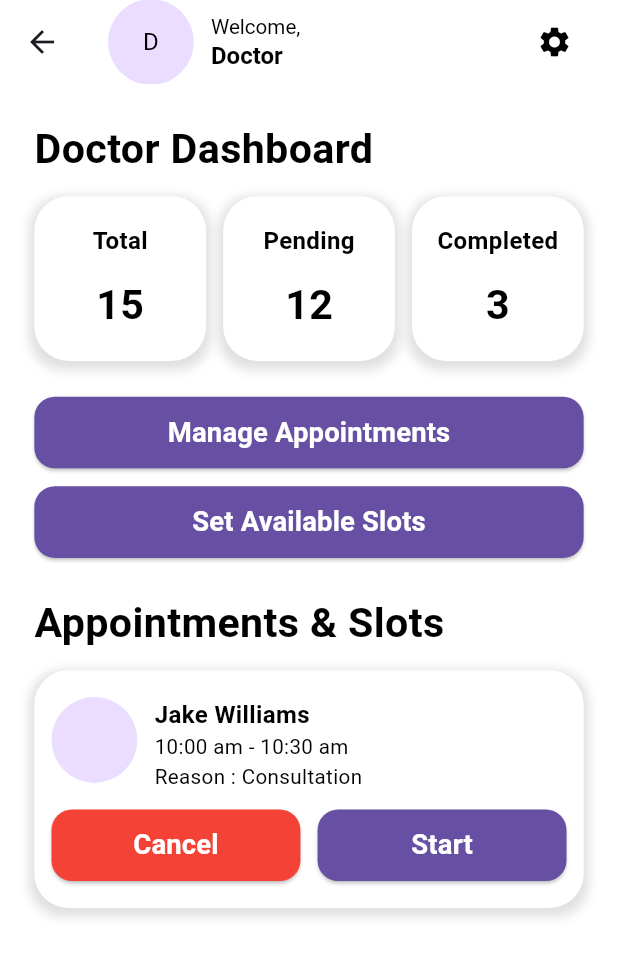
After one commit to VigneshJagannadhan/slot_booking_app, a Flutter app: the DoctorHomeScreen screen opened by its route, on a phone screen of 412 x 824 dp. The commit adds this screen. Shown: the top 957 px of the screen. Run offline on Flutter 3.47's test engine with Material 3 defaults, Android fonts, the phone set to English and light mode, and no system bars; our stand-ins replace connectivity_plus, dio, equatable, flutter_bloc, flutter_dotenv, flutter_screenutil and 5 more; accounts and stored records are empty; project files that could hold a hidden picture were left out.

Commit message:
splitting the home screen

```diff
--- a/lib/core/routes/app_routes.dart
+++ b/lib/core/routes/app_routes.dart
@@ -2,6 +2,8 @@ import 'package:flutter/material.dart';
 import 'package:slot_booking_app/features/auth/presentation/screens/register_screen.dart';
 import 'package:slot_booking_app/features/auth/presentation/screens/splash_screen.dart';
 import 'package:slot_booking_app/features/home/presentation/screens/home_screen.dart';
+import 'package:slot_booking_app/features/home/presentation/screens/doctor_home_screen.dart';
+import 'package:slot_booking_app/features/home/presentation/screens/user_home_screen.dart';
 
 class AppRoutes {
   static getInitialRoute() {
@@ -13,5 +15,7 @@ class AppRoutes {
     SplashScreen.route: (context) => const SplashScreen(),
     RegisterScreen.route: (context) => const RegisterScreen(),
     HomeScreen.route: (context) => const HomeScreen(),
+    DoctorHomeScreen.route: (context) => const DoctorHomeScreen(),
+    UserHomeScreen.route: (context) => const UserHomeScreen(),
   };
 }
--- a/lib/features/auth/data/repositories/auth_repository.dart
+++ b/lib/features/auth/data/repositories/auth_repository.dart
@@ -1,5 +1,6 @@
 import 'package:fpdart/fpdart.dart';
 import 'package:slot_booking_app/features/auth/domain/entities/token_entity.dart';
+import 'package:slot_booking_app/features/auth/domain/entities/user_entity.dart';
 import 'package:slot_booking_app/utils/app_exceptions.dart';
 
 abstract class AuthRepository {
@@ -11,4 +12,6 @@ abstract class AuthRepository {
     bool isDoctor,
     String hospital,
   );
+
+  Future<Either<Failure, UserEntity>> getUser();
 }
--- /dev/null
+++ b/lib/features/auth/domain/entities/user_entity.dart
@@ -0,0 +1,28 @@
+class UserEntity {
+  final String? id;
+  final String? name;
+  final String? email;
+  final String? role;
+  final bool? isDoctor;
+  final String? hospitalOrClinic;
+
+  UserEntity({
+    this.id,
+    this.name,
+    this.email,
+    this.role,
+    this.isDoctor,
+    this.hospitalOrClinic,
+  });
+
+  factory UserEntity.fromJson(Map<String, dynamic> json) {
+    return UserEntity(
+      id: json['id'],
+      name: json['name'],
+      email: json['email'],
+      role: json['role'],
+      isDoctor: json['isDoctor'],
+      hospitalOrClinic: json['hospitalOrClinic'],
+    );
+  }
+}
--- /dev/null
+++ b/lib/features/auth/domain/usecases/get_user_usecase.dart
@@ -0,0 +1,14 @@
+import 'package:fpdart/fpdart.dart';
+import 'package:slot_booking_app/features/auth/data/repositories/auth_repository.dart';
+import 'package:slot_booking_app/features/auth/domain/entities/user_entity.dart';
+import 'package:slot_booking_app/utils/app_exceptions.dart';
+
+class GetUserUseCase {
+  final AuthRepository repository;
+
+  GetUserUseCase({required this.repository});
+
+  Future<Either<Failure, UserEntity>> call() async {
+    return await repository.getUser();
+  }
+}
--- a/lib/features/auth/presentation/bloc/auth_bloc.dart
+++ b/lib/features/auth/presentation/bloc/auth_bloc.dart
@@ -1,20 +1,23 @@
 // presentation/bloc/auth_bloc.dart
 import 'package:flutter_bloc/flutter_bloc.dart';
 import 'package:slot_booking_app/core/helpers/shared_preferences_helper.dart';
+import 'package:slot_booking_app/features/auth/domain/usecases/get_user_usecase.dart';
 import 'package:slot_booking_app/features/auth/domain/usecases/login_usecase.dart';
 import 'package:slot_booking_app/features/auth/domain/usecases/register_usecase.dart';
 import 'auth_event.dart';
 import 'auth_state.dart';
 
 class AuthBloc extends Bloc<AuthEvent, AuthState> {
+  final GetUserUseCase getUser;
   final LoginUseCase login;
   final RegisterUseCase register;
 
-  AuthBloc({required this.login, required this.register})
+  AuthBloc({required this.login, required this.register, required this.getUser})
     : super(AuthInitial()) {
     on<LoginRequested>(_onLoginRequested);
     on<RegisterRequested>(_onRegisterRequested);
     on<LogoutRequested>(_logout);
+    on<GetUserRequested>(_onGetUserRequested);
   }
 
   Future<void> _onLoginRequested(
@@ -56,4 +59,13 @@ class AuthBloc extends Bloc<AuthEvent, AuthState> {
     await SharedPreferencesHelper.clearUserToken();
     await SharedPreferencesHelper.clearUserRoute();
   }
+
+  Future<void> _onGetUserRequested(
+    GetUserRequested e,
+    Emitter<AuthState> emit,
+  ) async {
+    emit(AuthLoading());
+    final result = await getUser();
+    result.fold((f) => emit(UserFailure(f)), (user) => emit(UserSuccess(user)));
+  }
 }
--- a/lib/features/auth/presentation/bloc/auth_event.dart
+++ b/lib/features/auth/presentation/bloc/auth_event.dart
@@ -38,3 +38,8 @@ class LogoutRequested extends AuthEvent {
   @override
   List<Object?> get props => [];
 }
+
+class GetUserRequested extends AuthEvent {
+  @override
+  List<Object?> get props => [];
+}
--- a/lib/features/auth/presentation/bloc/auth_state.dart
+++ b/lib/features/auth/presentation/bloc/auth_state.dart
@@ -1,5 +1,6 @@
 import 'package:equatable/equatable.dart';
 import 'package:slot_booking_app/features/auth/domain/entities/token_entity.dart';
+import 'package:slot_booking_app/features/auth/domain/entities/user_entity.dart';
 import 'package:slot_booking_app/utils/app_exceptions.dart';
 
 abstract class AuthState extends Equatable {
@@ -25,3 +26,17 @@ class AuthFailure extends AuthState {
   @override
   List<Object?> get props => [failure];
 }
+
+class UserSuccess extends AuthState {
+  final UserEntity user;
+  const UserSuccess(this.user);
+  @override
+  List<Object?> get props => [user];
+}
+
+class UserFailure extends AuthState {
+  final Failure failure;
+  const UserFailure(this.failure);
+  @override
+  List<Object?> get props => [failure];
+}
--- a/lib/features/auth/presentation/widgets/primary_button.dart
+++ b/lib/features/auth/presentation/widgets/primary_button.dart
@@ -9,9 +9,11 @@ class PrimaryButton extends StatelessWidget {
     required this.onPressed,
     required this.label,
     this.isLoading = false,
+    this.color,
   });
 
   final String label;
+  final Color? color;
   final bool isLoading;
   final VoidCallback onPressed;
 
@@ -22,13 +24,14 @@ class PrimaryButton extends StatelessWidget {
       height: 40.h,
       child: ElevatedButton(
         style: ElevatedButton.styleFrom(
-          backgroundColor: Theme.of(context).primaryColor,
+          backgroundColor: color ?? Theme.of(context).primaryColor,
           foregroundColor: Colors.white,
           shape: RoundedRectangleBorder(
             borderRadius: BorderRadius.circular(12.r),
           ),
         ),
         onPressed: onPressed,
+
         child:
             isLoading
                 ? const CupertinoActivityIndicator(color: Colors.white)
--- /dev/null
+++ b/lib/features/home/presentation/screens/doctor_home_screen.dart
@@ -0,0 +1,241 @@
+import 'package:flutter/material.dart';
+import 'package:flutter_bloc/flutter_bloc.dart';
+import 'package:flutter_screenutil/flutter_screenutil.dart';
+import 'package:slot_booking_app/core/helpers/navigation_helper.dart';
+import 'package:slot_booking_app/features/auth/presentation/bloc/auth_bloc.dart';
+import 'package:slot_booking_app/features/auth/presentation/bloc/auth_event.dart';
+import 'package:slot_booking_app/features/auth/presentation/bloc/auth_state.dart';
+import 'package:slot_booking_app/features/auth/presentation/screens/register_screen.dart';
+import 'package:slot_booking_app/core/themes/app_styles.dart';
+import 'package:slot_booking_app/features/auth/presentation/widgets/primary_button.dart';
+
+class DoctorHomeScreen extends StatefulWidget {
+  static const String route = 'doctor_home';
+  const DoctorHomeScreen({super.key});
+
+  @override
+  State<DoctorHomeScreen> createState() => _DoctorHomeScreenState();
+}
+
+class _DoctorHomeScreenState extends State<DoctorHomeScreen> {
+  @override
+  Widget build(BuildContext context) {
+    return Scaffold(
+      appBar: AppBar(
+        title: BlocBuilder<AuthBloc, AuthState>(
+          builder: (context, state) {
+            String userName = 'Doctor';
+            String initials = 'D';
+            if (state is UserSuccess) {
+              userName = state.user.name ?? 'Doctor';
+              initials =
+                  userName.isNotEmpty
+                      ? userName
+                          .split(' ')
+                          .map((n) => n[0])
+                          .take(2)
+                          .join()
+                          .toUpperCase()
+                      : 'D';
+            }
+
+            return Row(
+              children: [
+                CircleAvatar(
+                  radius: 25.r,
+                  child: Text(initials, style: AppStyles.ts14C000W400),
+                ),
+                SizedBox(width: 10.w),
+                Column(
+                  crossAxisAlignment: CrossAxisAlignment.start,
+                  children: [
+                    Text('Welcome,', style: AppStyles.ts12C000W400),
+                    Text(userName, style: AppStyles.ts14C000W600),
+                  ],
+                ),
+              ],
+            );
+          },
+        ),
+        backgroundColor: Colors.white,
+        actions: [
+          BlocConsumer<AuthBloc, AuthState>(
+            listener: (context, state) {
+              if (state is AuthInitial || state is AuthFailure) {
+                NavigationHelper.pushAndReplaceNamed(
+                  context: context,
+                  destination: RegisterScreen.route,
+                );
+              }
+            },
+            builder: (context, state) {
+              return IconButton(
+                onPressed: () {
+                  context.read<AuthBloc>().add(LogoutRequested());
+                },
+                icon: const Icon(Icons.settings, color: Colors.black),
+              );
+            },
+          ),
+          SizedBox(width: 16.w),
+        ],
+      ),
+      body: Padding(
+        padding: EdgeInsets.symmetric(horizontal: 20.w, vertical: 20.h),
+        child: Column(
+          crossAxisAlignment: CrossAxisAlignment.start,
+          children: [
+            Text('Doctor Dashboard', style: AppStyles.ts24C000W600),
+            SizedBox(height: 10.h),
+            Row(
+              children: [
+                DoctorDashBoardItem(header: 'Total', count: 15),
+                SizedBox(width: 10.w),
+                DoctorDashBoardItem(header: 'Pending', count: 12),
+                SizedBox(width: 10.w),
+                DoctorDashBoardItem(header: 'Completed', count: 3),
+              ],
+            ),
+            SizedBox(height: 20.h),
+            Column(
+              children: [
+                PrimaryButton(onPressed: () {}, label: 'Manage Appointments'),
+                SizedBox(height: 10.h),
+                PrimaryButton(onPressed: () {}, label: 'Set Available Slots'),
+              ],
+            ),
+            SizedBox(height: 20.h),
+
+            /// PLACEHOLDER FOR FUTURE FEATURES
+            Text('Appointments & Slots', style: AppStyles.ts24C000W600),
+
+            SizedBox(height: 10.h),
+
+            Expanded(
+              child: ListView.builder(
+                itemCount: 1,
+                itemBuilder:
+                    (context, index) => RoundedContainerWithShadow(
+                      child: Column(
+                        children: [
+                          Row(
+                            crossAxisAlignment: CrossAxisAlignment.start,
+                            children: [
+                              CircleAvatar(radius: 25.r),
+                              SizedBox(width: 10.w),
+                              Column(
+                                crossAxisAlignment: CrossAxisAlignment.start,
+                                children: [
+                                  Text(
+                                    "Jake Williams",
+                                    style: AppStyles.ts14C000W600,
+                                  ),
+
+                                  Text(
+                                    "10:00 am - 10:30 am",
+                                    style: AppStyles.ts12C000W400,
+                                  ),
+
+                                  Text(
+                                    "Reason : Consultation",
+                                    style: AppStyles.ts12C000W400,
+                                  ),
+                                ],
+                              ),
+                            ],
+                          ),
+                          SizedBox(height: 10.h),
+                          Row(
+                            children: [
+                              Expanded(
+                                child: PrimaryButton(
+                                  color: Colors.red,
+                                  onPressed: () {},
+                                  label: "Cancel",
+                                ),
+                              ),
+                              SizedBox(width: 10.w),
+                              Expanded(
+                                child: PrimaryButton(
+                                  onPressed: () {},
+                                  label: "Start",
+                                ),
+                              ),
+                            ],
+                          ),
+                        ],
+                      ),
+                    ),
+              ),
+            ),
+          ],
+        ),
+      ),
+    );
+  }
+
+  Widget _buildInfoRow(String label, String value) {
+    return Row(
+      crossAxisAlignment: CrossAxisAlignment.start,
+      children: [
+        SizedBox(
+          width: 120.w,
+          child: Text('$label:', style: AppStyles.ts14C000W600),
+        ),
+        Expanded(child: Text(value, style: AppStyles.ts14C000W400)),
+      ],
+    );
+  }
+}
+
+class DoctorDashBoardItem extends StatelessWidget {
+  const DoctorDashBoardItem({
+    super.key,
+    required this.header,
+    required this.count,
+  });
+
+  final String header;
+  final int count;
+
+  @override
+  Widget build(BuildContext context) {
+    return Expanded(
+      child: RoundedContainerWithShadow(
+        child: Column(
+          children: [
+            Text(header, style: AppStyles.ts14C000W600),
+            SizedBox(height: 10.h),
+            Text(count.toString(), style: AppStyles.ts24C000W600),
+          ],
+        ),
+      ),
+    );
+  }
+}
+
+class RoundedContainerWithShadow extends StatelessWidget {
+  const RoundedContainerWithShadow({super.key, required this.child});
+
+  final Widget child;
+
+  @override
+  Widget build(BuildContext context) {
+    return Container(
+      padding: EdgeInsets.symmetric(horizontal: 10.w, vertical: 15.h),
+      decoration: BoxDecoration(
+        color: Colors.white,
+        borderRadius: BorderRadius.circular(20.r),
+        boxShadow: [
+          BoxShadow(
+            color: Colors.black12,
+            blurRadius: 5,
+            spreadRadius: 3,
+            offset: Offset(0, 3),
+          ),
+        ],
+      ),
+      child: child,
+    );
+  }
+}
--- a/lib/utils/app_urls.dart
+++ b/lib/utils/app_urls.dart
@@ -6,4 +6,5 @@ class AppUrls {
   static const String login = 'auth/signin';
   static const String register = 'auth/signup';
   static const String doctors = 'user/doctors';
+  static const String userProfile = 'user/profile';
 }
```
Also changed, not shown: lib/core/di/service_locator.dart (+10 -1 lines), lib/features/auth/data/data_sources/auth_data_sources.dart (+7 -0 lines), lib/features/auth/data/models/token_model.dart (+5 -5 lines), lib/features/auth/data/repositories/auth_repository_impl.dart (+18 -0 lines), lib/features/home/presentation/screens/home_screen.dart (+29 -104 lines), lib/features/home/presentation/screens/user_home_screen.dart (added, +140 -0 lines).
